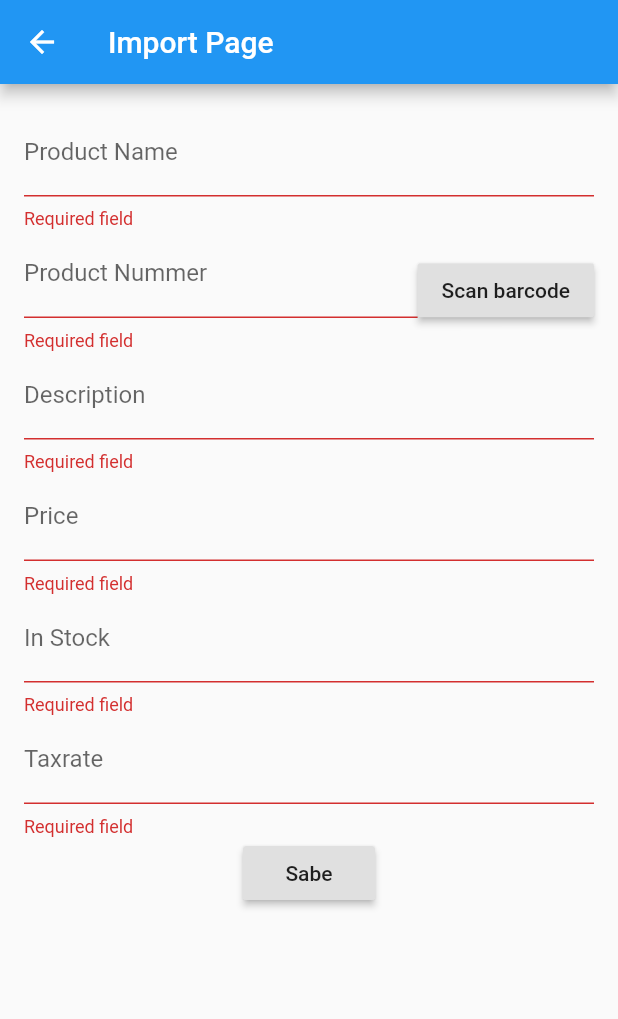
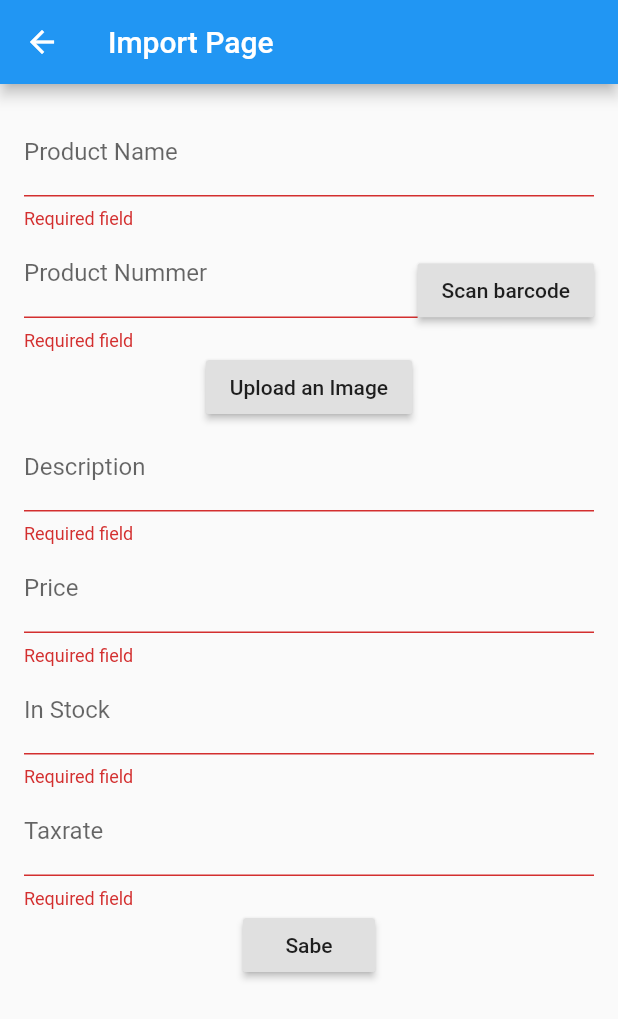
Before and after one commit to shopwareDowntown/merchant-app, a Flutter app: the ImportPage screen opened directly, after a tap on "Sabe", on a phone screen of 412 x 824 dp. Shown: the top 1019 px of the screen. Run offline on Flutter 3.47's test engine with Material 2 defaults, Android fonts, the phone set to English and light mode, and no system bars; our stand-ins replace dio, image_picker, shared_preferences; missing offline and left inert: barcode_scan; accounts and stored records are empty.

Commit message:
Add image picker

```diff
--- a/lang/de.json
+++ b/lang/de.json
@@ -17,5 +17,6 @@
   "productPrice": "Preis",
   "productStock": "Lagerbestand",
   "productTax": "Steuersatz",
-  "productDescription": "Beschreibung"
+  "productDescription": "Beschreibung",
+  "uploadImage": "Bild hochladen"
 }
--- a/lang/en.json
+++ b/lang/en.json
@@ -17,5 +17,6 @@
   "productPrice": "Price",
   "productStock": "In Stock",
   "productTax": "Taxrate",
-  "productDescription": "Description"
+  "productDescription": "Description",
+  "uploadImage": "Upload an Image"
 }
--- a/lib/pages/import_page.dart
+++ b/lib/pages/import_page.dart
@@ -1,6 +1,9 @@
+import 'dart:io';
+
 import 'package:barcode_scan/barcode_scan.dart';
 import 'package:flutter/material.dart';
 import 'package:flutter/services.dart';
+import 'package:image_picker/image_picker.dart';
 import 'package:product_import_app/service/app_localizations.dart';
 
 class ImportPage extends StatefulWidget {
@@ -23,6 +26,8 @@ class _ImportPageState extends State<ImportPage> {
   final _focusNodeStock = FocusNode();
   final _focusNodeTax = FocusNode();
 
+  File _image;
+
   @override
   initState() {
     super.initState();
@@ -36,7 +41,8 @@ class _ImportPageState extends State<ImportPage> {
       appBar: new AppBar(
         title: new Text('Import Page'),
       ),
-      body: Padding(
+      body: SingleChildScrollView(
+        child: Padding(
           padding: const EdgeInsets.all(16.0),
           child: Form(
             key: _formKey,
@@ -79,6 +85,21 @@ class _ImportPageState extends State<ImportPage> {
                     ),
                   ],
                 ),
+                _image != null
+                    ? ConstrainedBox(
+                        constraints: BoxConstraints(
+                            maxWidth: MediaQuery.of(context).size.height / 10),
+                        child: Center(
+                          child: Image.file(
+                            _image,
+                          ),
+                        ),
+                      )
+                    : Container(),
+                RaisedButton(
+                  onPressed: getImage,
+                  child: Text(localization.translate('uploadImage')),
+                ),
                 TextFormField(
                   controller: _descriptionController,
                   decoration: InputDecoration(
@@ -101,7 +122,8 @@ class _ImportPageState extends State<ImportPage> {
                   validator: _notEmptyValidation,
                   focusNode: _focusNodePrice,
                   onFieldSubmitted: (term) {
-                  _fieldFocusChange(context, _focusNodePrice, _focusNodeStock);
+                    _fieldFocusChange(
+                        context, _focusNodePrice, _focusNodeStock);
                   },
                 ),
                 TextFormField(
@@ -137,7 +159,16 @@ class _ImportPageState extends State<ImportPage> {
             ),
           ),
         ),
+      ),
     );
+  }
+
+  Future getImage() async {
+    final image = await ImagePicker.pickImage(source: ImageSource.camera);
+
+    setState(() {
+      _image = image;
+    });
   }
 
   void save() async {
@@ -146,6 +177,7 @@ class _ImportPageState extends State<ImportPage> {
       return;
     }
 
+    _formKey.currentState.save();
     // todo: make api call
   }
 
--- a/pubspec.yaml
+++ b/pubspec.yaml
@@ -28,6 +28,7 @@ dependencies:
   barcode_scan: ^2.0.1
   shared_preferences: ^0.5.6
   dio: ^3.0.9
+  image_picker: ^0.6.3+4
 
 dev_dependencies:
   flutter_test:
```
Also changed, not shown: pubspec.lock. Lines whose indentation alone changed are shown as unchanged.
